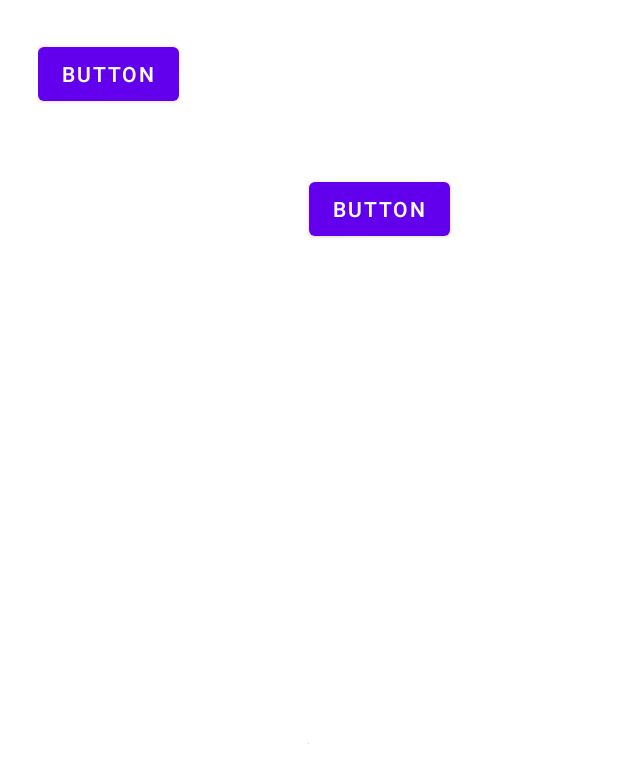
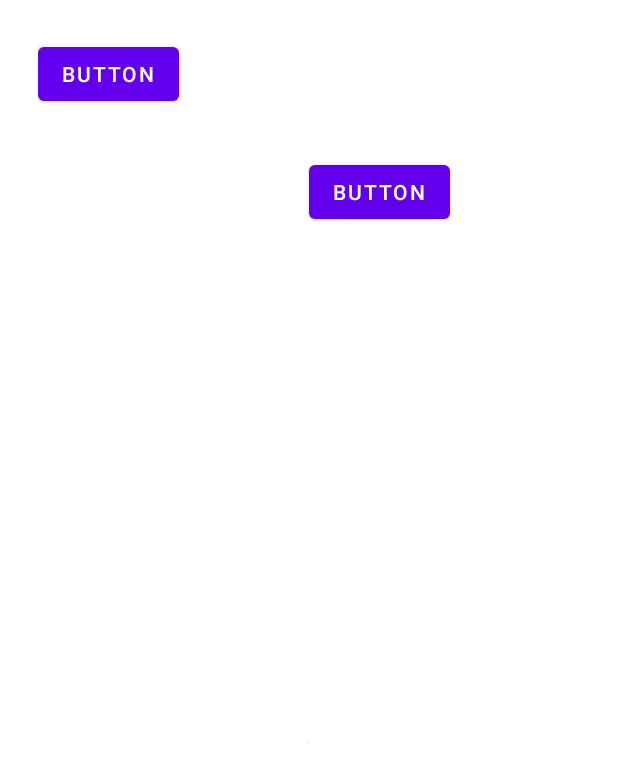
Before and after one commit to zyn20/AndrioDev, an Android app: the layout gridlayoutexample.xml on its own in the app's theme, with its tools: preview values and no code run, on a phone screen of 412 x 824 dp. Shown: the top 783 px of the screen. Run offline under Robolectric (Android 15) with nearby library versions, the phone set to English and light mode, and no system bars.

```diff
--- a/app/src/main/java/com/example/bscssectionabatch20/BroadCastExample/AirplaneModeChangeMainActivity.java
+++ b/app/src/main/java/com/example/bscssectionabatch20/BroadCastExample/AirplaneModeChangeMainActivity.java
@@ -9,6 +9,8 @@ import android.os.Bundle;
 import com.example.bscssectionabatch20.R;
 
 public class AirplaneModeChangeMainActivity extends AppCompatActivity {
+
+
 
     AirplaneModeChange airplaneModeChange = new AirplaneModeChange();
 
--- a/app/src/main/java/com/example/bscssectionabatch20/RecyclerViewExample/RecyclerViewMainActivity.java
+++ b/app/src/main/java/com/example/bscssectionabatch20/RecyclerViewExample/RecyclerViewMainActivity.java
@@ -49,9 +49,6 @@ public class RecyclerViewMainActivity extends AppCompatActivity {
         MyMobileList.add(obj5);
         MyMobile obj6=new MyMobile("3310","Nokia","4400");
         MyMobileList.add(obj6);
-
-
-
         adapter.notifyDataSetChanged();
 
     }
--- a/app/src/main/res/layout/gridlayoutexample.xml
+++ b/app/src/main/res/layout/gridlayoutexample.xml
@@ -25,7 +25,7 @@
         android:layout_width="wrap_content"
         android:layout_height="wrap_content"
         android:orientation="horizontal"
-        app:layout_constraintGuide_begin="234dp" />
+        app:layout_constraintGuide_end="551dp" />
 
     <androidx.constraintlayout.widget.Guideline
         android:id="@+id/guideline5"
```
Also changed, not shown: app/src/main/java/com/example/bscssectionabatch20/SharedPreferenceExample/SharedPreferenceExample1.java (+0 -8 lines).
